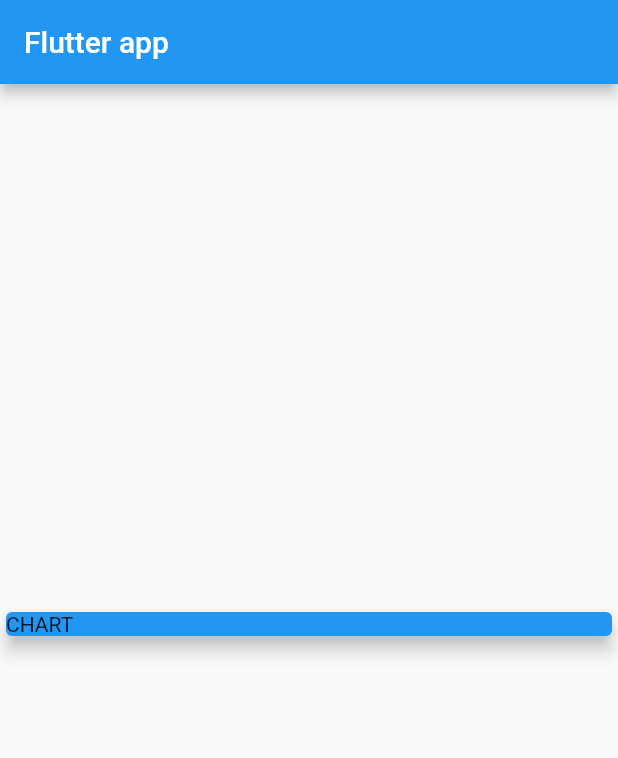
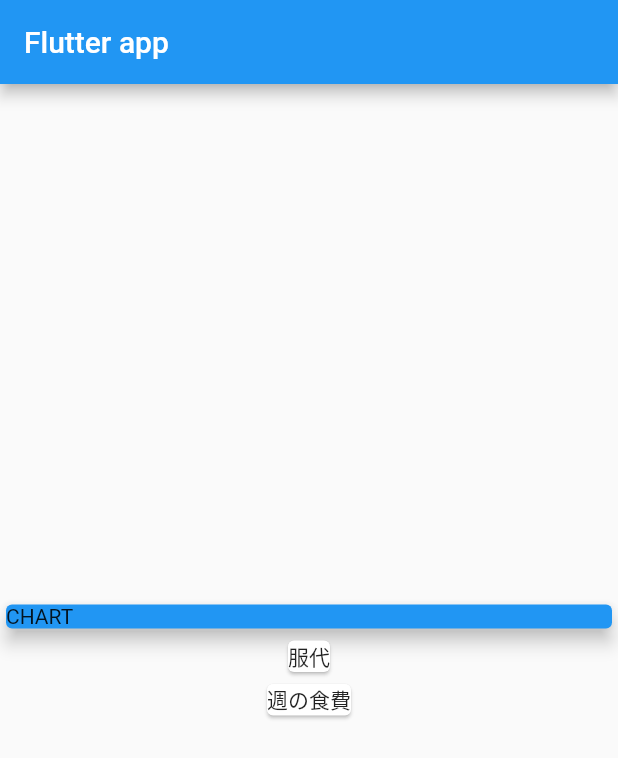
Before and after one commit to YuikoIto/Household, a Flutter app: the screen it shows after launch, on a phone screen of 412 x 824 dp. Shown: the top 758 px of the screen. Run offline on Flutter 3.47's test engine with Material 2 defaults, Android fonts, the phone set to English and light mode, and no system bars.

```diff
--- a/lib/main.dart
+++ b/lib/main.dart
@@ -52,14 +52,11 @@ class MyHomePage extends StatelessWidget {
             ),
           ),
           Column(
-            children: <Widget>[
-              Card(),
-              Card(),
-              Card(),
-              Card(),
-              Card(),
-              Card(),
-            ],
+            children: transactions.map((tx) {
+              return Card(
+                child: Text(tx.title),
+              );
+            }).toList(),
           ),
         ],
       ),
```
Also changed, not shown: 1 other file.
